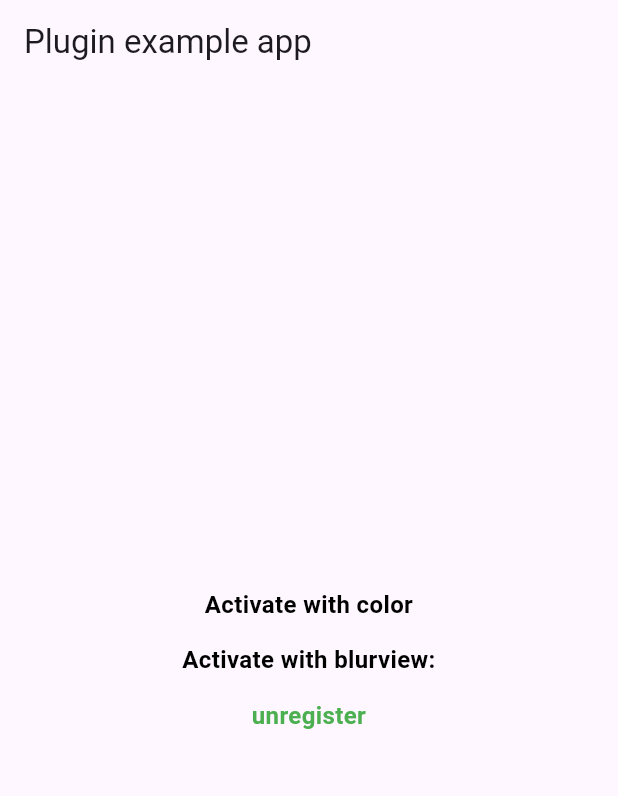
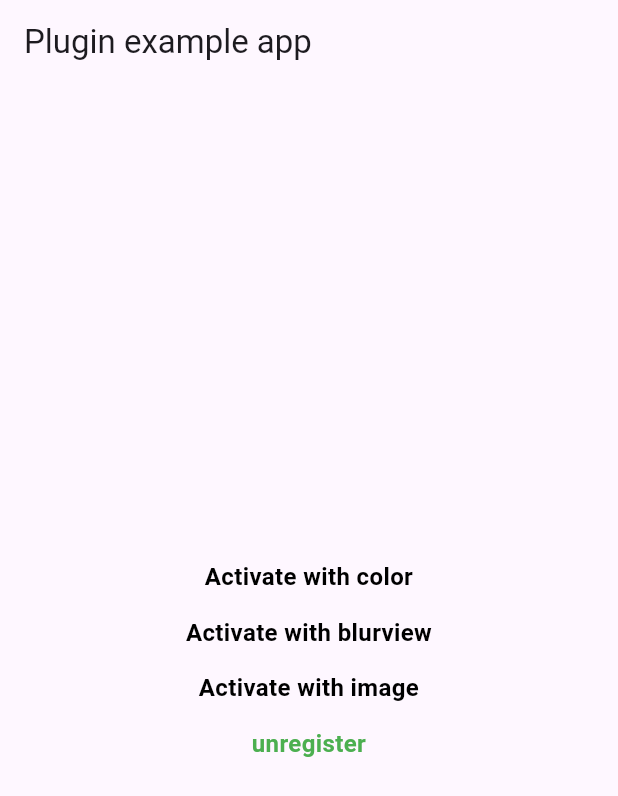
Before and after one commit to gbumps/flutter_screenguard, a Flutter app: the screen it shows after launch, after a tap on "unregister", on a phone screen of 412 x 824 dp. Shown: the top 796 px of the screen. Run offline on Flutter 3.47's test engine with Material 3 defaults, Android fonts, the phone set to English and light mode, and no system bars; our stand-ins replace plugin_platform_interface.

Commit message:
feat: flutter image ios

```diff
--- a/example/lib/main.dart
+++ b/example/lib/main.dart
@@ -72,17 +72,18 @@ class _MyAppState extends State<MyApp> {
               InkWell(
                 onTap: () async {
                   await _flutterScreenguardPlugin.registerWithBlurView(
-                      radius: 20);
+                      radius: 18,
+                      timeAfterResume: const Duration(milliseconds: 2000));
                   setState(() {
                     selection = 1;
                   });
                 },
                 child: Text(
-                  'Activate with blurview: ',
+                  'Activate with blurview',
                   textAlign: TextAlign.center,
                   style: TextStyle(
+                    fontWeight: FontWeight.w600,
                     color: selection == 1 ? Colors.green : Colors.black,
-                    fontWeight: FontWeight.w600,
                     fontSize: 16,
                   ),
                 ),
@@ -92,16 +93,44 @@ class _MyAppState extends State<MyApp> {
               ),
               InkWell(
                 onTap: () async {
-                  await _flutterScreenguardPlugin.unregister();
+                  await _flutterScreenguardPlugin.registerWithImage(
+                    uri:
+                        'https://lh3.googleusercontent.com/blogger_img_proxy/AEn0k_uyWh3jBn3GEzf8AINr-3AoffbUXdml95nPjgjpu-amM4xjOi2L6fi6VmGcMHXLRuGXpklc3lXksPu1NKIOrzhbeHBgGVl3Fxi5f7sr8w5yGF-oTWXx-kJTrD8TTlRi96jPEXq4qzhtJd32hNtQ_F7J=w919-h516-p-k-no-nu',
+                    width: MediaQuery.of(context).size.width / 2,
+                    height: MediaQuery.of(context).size.height / 2,
+                    alignment: Alignment.center,
+                    timeAfterResume: const Duration(milliseconds: 2000),
+                    color: Colors.green,
+                  );
                   setState(() {
                     selection = 2;
+                  });
+                },
+                child: Text(
+                  'Activate with image',
+                  textAlign: TextAlign.center,
+                  style: TextStyle(
+                    fontWeight: FontWeight.w600,
+                    color: selection == 2 ? Colors.green : Colors.black,
+                    fontSize: 16,
+                  ),
+                ),
+              ),
+              const SizedBox(
+                height: 14,
+              ),
+              InkWell(
+                onTap: () async {
+                  _flutterScreenguardPlugin.unregister();
+                  setState(() {
+                    selection = 3;
                   });
                 },
                 child: Text(
                   'unregister',
                   textAlign: TextAlign.center,
                   style: TextStyle(
-                    color: selection == 2 ? Colors.green : Colors.black,
+                    color: selection == 3 ? Colors.green : Colors.black,
                     fontWeight: FontWeight.w600,
                     fontSize: 16,
                   ),
```
Also changed, not shown: lib/flutter_screenguard.dart (+12 -4 lines), lib/flutter_screenguard_method_channel.dart (+92 -1 lines), lib/flutter_screenguard_platform_interface.dart (+4 -4 lines), 2 other files.
